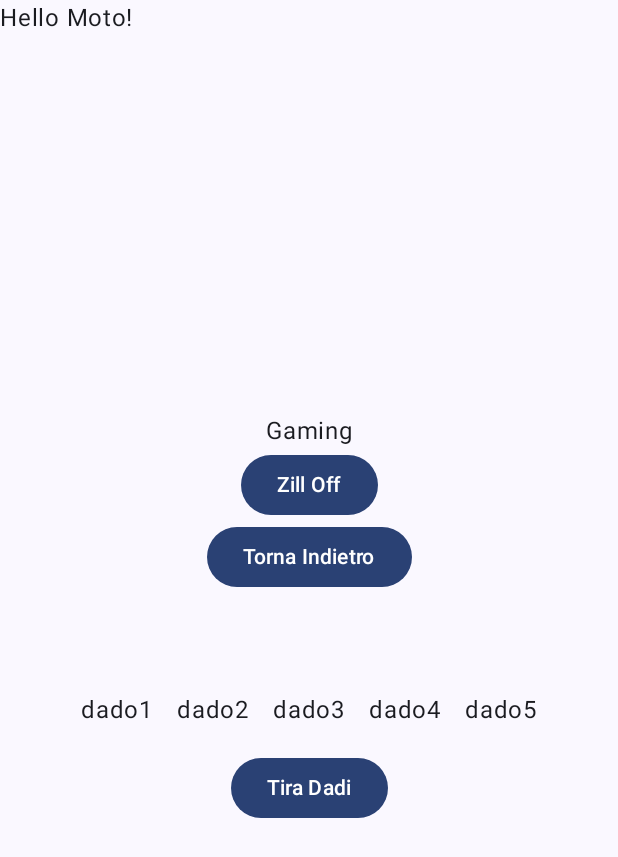
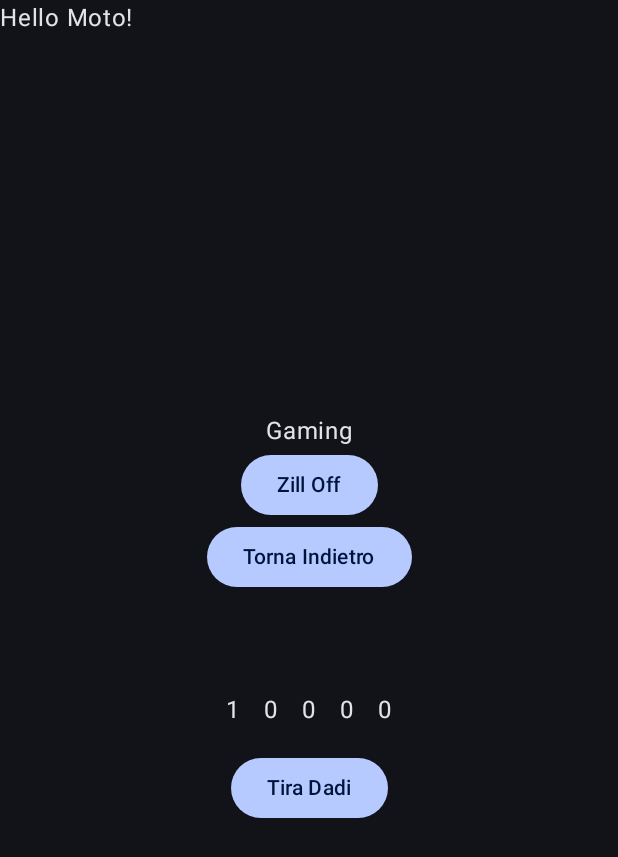
Before and after one commit to BeatriceProietti/Yahtzee, an Android app built with Jetpack Compose: the screen it shows after launch (MainActivity), after a tap on "Gioca", on a phone screen of 412 x 824 dp. Shown: the top 857 px of the screen. Run offline under Robolectric (Android 15) with nearby library versions, the phone set to English and light mode, and no system bars.

Commit message:
logicando i dadi...

```diff
--- a/app/src/main/java/it/codesmell/yahtzee/Composables.kt
+++ b/app/src/main/java/it/codesmell/yahtzee/Composables.kt
@@ -62,13 +62,13 @@ class Composables {
     // ⚀⚁⚂⚃⚄⚅
 
     @Composable
-    fun diceRow(){
-        val die1 by remember{mutableStateOf("dado1")}
-        val die2 by remember{mutableStateOf("dado2")}
-        val die3 by remember{mutableStateOf("dado3")}
-        val die4 by remember{mutableStateOf("dado4")}
-        val die5 by remember{mutableStateOf("dado5")}
-
+    fun diceRow(
+        die1 : String,
+        die2 : String,
+        die3 : String,
+        die4 : String,
+        die5 : String
+    ){
         Row(
             Modifier
                 .padding(16.dp),
--- a/app/src/main/java/it/codesmell/yahtzee/GameLogic.kt
+++ b/app/src/main/java/it/codesmell/yahtzee/GameLogic.kt
@@ -1,7 +1,20 @@
 package it.codesmell.yahtzee
 
-class GameLogic {
+import androidx.compose.runtime.getValue
+import androidx.compose.runtime.mutableStateOf
+import androidx.compose.runtime.setValue
+import androidx.lifecycle.ViewModel
+import kotlin.random.Random
 
+val rng = Random(System.currentTimeMillis()) //prendo come seed l'ora attuale
 
+class GameLogic : ViewModel() {
+
+    var die1 by mutableStateOf(1)
+
+    fun rollDie(size : Int): Int {
+        die1 = (1..size).random(rng) //numero random tra 1 e size
+        return 0
+    }
 
 }
--- a/app/src/main/java/it/codesmell/yahtzee/MainActivity.kt
+++ b/app/src/main/java/it/codesmell/yahtzee/MainActivity.kt
@@ -28,7 +28,7 @@ var gthis : MainActivity? = null
 
 var hfx : hapticEffects? = null
 var composables : Composables? = null
-var darkTheme by mutableStateOf(false)
+var darkTheme by mutableStateOf(true)
 
 private lateinit var mozione : motionManager
 
--- a/app/src/main/java/it/codesmell/yahtzee/Screens.kt
+++ b/app/src/main/java/it/codesmell/yahtzee/Screens.kt
@@ -15,6 +15,9 @@ import androidx.compose.ui.tooling.preview.Preview
 import androidx.compose.ui.unit.dp
 import androidx.navigation.NavController
 import androidx.navigation.compose.rememberNavController
+import it.codesmell.yahtzee.gameLogic
+
+val gameLogic : GameLogic = GameLogic()
 
 // qua mettiamo tutte le schermate dell'app
 
@@ -59,12 +62,21 @@ import androidx.navigation.compose.rememberNavController
             composables?.funButton(::provas, "Zill Off", 300)
             composables?.funButton({navController.navigateUp()}, "Torna Indietro", 0)
             Spacer(Modifier.size(50.dp))
-            composables?.diceRow()
-            composables?.funButton({navController.navigateUp()}, "Tira Dadi", 0)
+            composables?.diceRow(
+                die1 = gameLogic.die1.toString(),
+                die2 = "0",
+                die3 = "0",
+                die4 = "0",
+                die5 = "0"
+            )
+
+            composables?.funButton({gameLogic.rollDie(6)}, "Tira Dadi", 0)
 
         }
 
     }
 
 
+
+
 // -----
```
